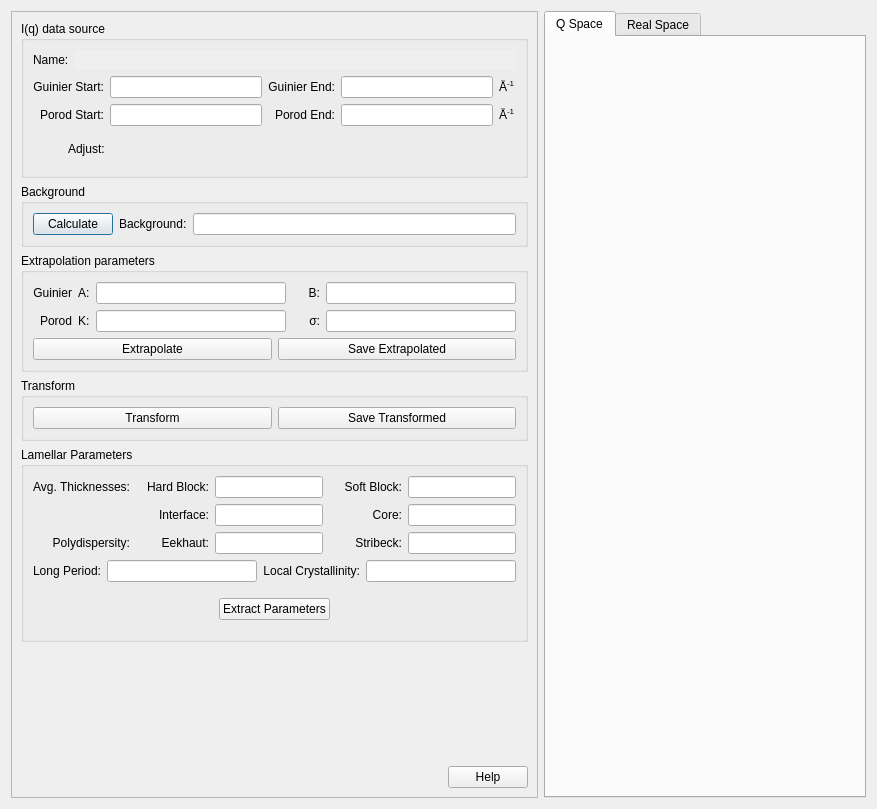
Above: src/sas/qtgui/Perspectives/Corfunc/UI/CorfuncPanel.ui from SasView/sasview before the change. Below: the same form after it.
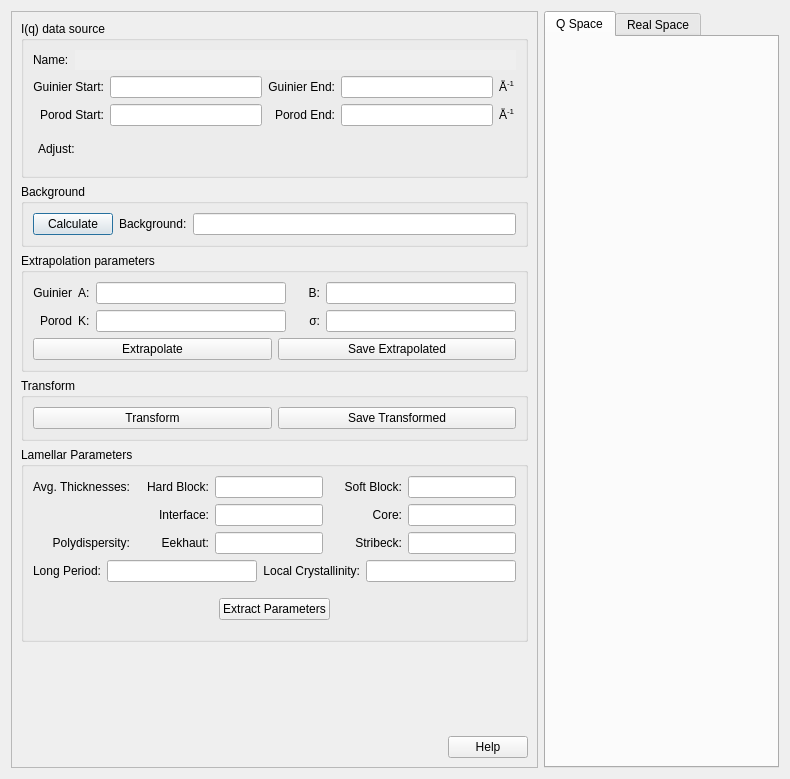
That is the form after the change.

Commit message: Fixed weird panel size issues

What changed in the file:
```diff
--- a/src/sas/qtgui/Perspectives/Corfunc/UI/CorfuncPanel.ui
+++ b/src/sas/qtgui/Perspectives/Corfunc/UI/CorfuncPanel.ui
@@ -6,8 +6,8 @@
    <rect>
     <x>0</x>
     <y>0</y>
-    <width>877</width>
-    <height>809</height>
+    <width>790</width>
+    <height>779</height>
    </rect>
   </property>
   <property name="sizePolicy">
@@ -201,13 +201,13 @@
            <item row="2" column="0">
             <layout class="QHBoxLayout" name="sliderLayout">
              <property name="leftMargin">
-              <number>35</number>
+              <number>5</number>
              </property>
              <property name="topMargin">
               <number>10</number>
              </property>
              <property name="rightMargin">
-              <number>30</number>
+              <number>5</number>
              </property>
              <property name="bottomMargin">
               <number>10</number>
```
Left out of the diff: 4 changed lines with no effect on the pictures. The commit also changes 1 other file.
